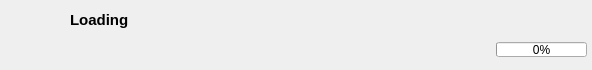
Qt form src/ui/DownloadItem.ui (gyuha/wolf-catcher) before a commit.
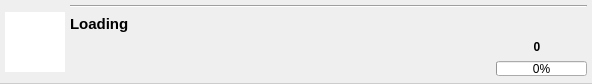
The same form after that commit. Icons and pictures are not drawn.

The edit to the form file:
```diff
--- a/src/ui/DownloadItem.ui
+++ b/src/ui/DownloadItem.ui
@@ -13,6 +13,11 @@
   <property name="windowTitle">
    <string>Form</string>
   </property>
+  <property name="styleSheet">
+   <string notr="true">#DownloadItem {
+ border-bottom: 1px solid #ccc;
+}</string>
+  </property>
   <layout class="QHBoxLayout" name="horizontalLayout" stretch="0,1">
    <property name="spacing">
     <number>5</number>
@@ -44,7 +49,12 @@
       </size>
      </property>
      <property name="autoFillBackground">
-      <bool>true</bool>
+      <bool>false</bool>
+     </property>
+     <property name="styleSheet">
+      <string notr="true">#image_label {
+ background-color: white;
+}</string>
      </property>
      <property name="text">
       <string/>
@@ -53,6 +63,13 @@
    </item>
    <item>
     <layout class="QVBoxLayout" name="verticalLayout">
+     <item>
+      <widget class="Line" name="line">
+       <property name="orientation">
+        <enum>Qt::Horizontal</enum>
+       </property>
+      </widget>
+     </item>
      <item>
       <layout class="QHBoxLayout" name="horizontalLayout_2">
        <item>
@@ -134,6 +151,46 @@
        </item>
       </layout>
      </item>
+     <item>
+      <layout class="QHBoxLayout" name="horizontalLayout_4">
+       <item>
+        <widget class="QLabel" name="tag_label">
+         <property name="font">
+          <font>
+           <bold>true</bold>
+          </font>
+         </property>
+         <property name="styleSheet">
+          <string notr="true">color: #777777;</string>
+         </property>
+         <property name="text">
+          <string>               </string>
+         </property>
+        </widget>
+       </item>
+       <item>
+        <widget class="QLabel" name="id_label">
+         <property name="maximumSize">
+          <size>
+           <width>100</width>
+           <height>16777215</height>
+          </size>
+         </property>
+         <property name="font">
+          <font>
+           <bold>true</bold>
+          </font>
+         </property>
+         <property name="text">
+          <string>0</string>
+         </property>
+         <property name="alignment">
+          <set>Qt::AlignCenter</set>
+         </property>
+        </widget>
+       </item>
+      </layout>
+     </item>
      <item>
       <layout class="QHBoxLayout" name="horizontalLayout_3">
        <item>
```
